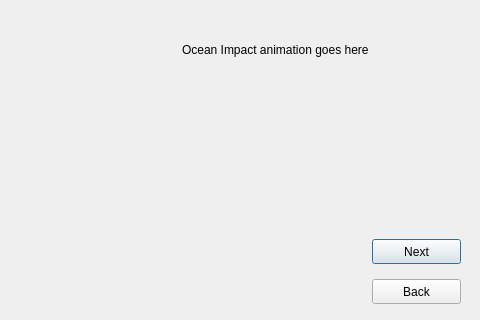
Above: meteorslide1.ui from robertche54/a8-an-educational-app-f18 before the change; both pictures show x 228 to 708 and y 151 to 471 of the 708 by 471 pixel window. Below: the same form after it.
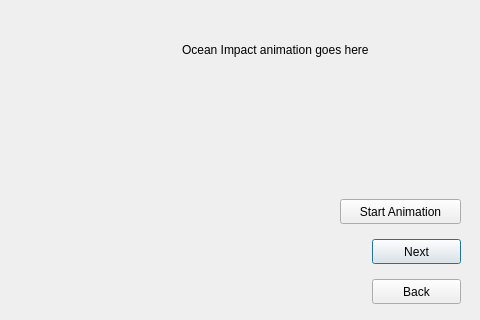
That is the form after the change.

Commit message: Got a silly animation for the ground impact window working

```diff
--- a/meteorslide1.ui
+++ b/meteorslide1.ui
@@ -68,6 +68,19 @@
     <string>Back</string>
    </property>
   </widget>
+  <widget class="QPushButton" name="Start">
+   <property name="geometry">
+    <rect>
+     <x>568</x>
+     <y>350</y>
+     <width>121</width>
+     <height>25</height>
+    </rect>
+   </property>
+   <property name="text">
+    <string>Start Animation</string>
+   </property>
+  </widget>
  </widget>
  <resources/>
  <connections/>
```
The commit also changes 9 other files.
